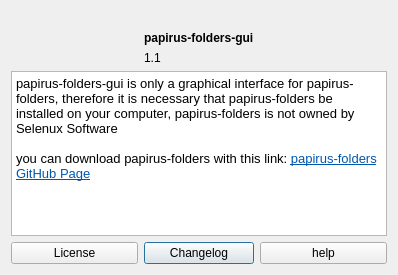
Old version of the form papirus-folders-gui/secdialog.ui in the repository ItzSelenux/papirus-folders-gui.
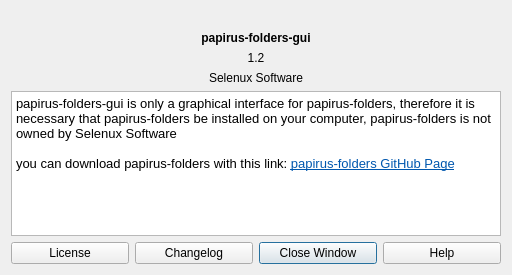
New version of the form. Icons and pictures are not drawn.

```diff
--- a/papirus-folders-gui/secdialog.ui
+++ b/papirus-folders-gui/secdialog.ui
@@ -6,14 +6,14 @@
    <rect>
     <x>0</x>
     <y>0</y>
-    <width>398</width>
+    <width>512</width>
     <height>275</height>
    </rect>
   </property>
   <property name="minimumSize">
    <size>
-    <width>64</width>
-    <height>64</height>
+    <width>512</width>
+    <height>275</height>
    </size>
   </property>
   <property name="windowTitle">
@@ -24,34 +24,38 @@
     <normaloff>:/colors.png</normaloff>:/colors.png</iconset>
   </property>
   <layout class="QGridLayout" name="gridLayout">
-   <item row="4" column="2">
-    <widget class="QPushButton" name="pushButton">
+   <item row="5" column="2">
+    <widget class="QPushButton" name="close">
      <property name="text">
-      <string>Changelog</string>
+      <string>Close Window</string>
      </property>
     </widget>
    </item>
-   <item row="2" column="2">
-    <widget class="QLabel" name="label">
+   <item row="5" column="0">
+    <widget class="QPushButton" name="license">
      <property name="text">
-      <string>1.1</string>
+      <string>License</string>
      </property>
     </widget>
    </item>
-   <item row="3" column="0" colspan="5">
-    <widget class="QTextBrowser" name="textBrowser">
-     <property name="html">
-      <string>&lt;!DOCTYPE HTML PUBLIC &quot;-//W3C//DTD HTML 4.0//EN&quot; &quot;http://www.w3.org/TR/REC-html40/strict.dtd&quot;&gt;
-&lt;html&gt;&lt;head&gt;&lt;meta name=&quot;qrichtext&quot; content=&quot;1&quot; /&gt;&lt;style type=&quot;text/css&quot;&gt;
-p, li { white-space: pre-wrap; }
-&lt;/style&gt;&lt;/head&gt;&lt;body style=&quot; font-family:'Cantarell'; font-size:10pt; font-weight:400; font-style:normal;&quot;&gt;
-&lt;p style=&quot; margin-top:0px; margin-bottom:0px; margin-left:0px; margin-right:0px; -qt-block-indent:0; text-indent:0px;&quot;&gt;papirus-folders-gui is only a graphical interface for papirus-folders, therefore it is necessary that papirus-folders be installed on your computer, papirus-folders is not owned by Selenux Software&lt;/p&gt;
-&lt;p style=&quot;-qt-paragraph-type:empty; margin-top:0px; margin-bottom:0px; margin-left:0px; margin-right:0px; -qt-block-indent:0; text-indent:0px;&quot;&gt;&lt;br /&gt;&lt;/p&gt;
-&lt;p style=&quot; margin-top:0px; margin-bottom:0px; margin-left:0px; margin-right:0px; -qt-block-indent:0; text-indent:0px;&quot;&gt;you can download papirus-folders with this link: &lt;a href=&quot;you can install papirus-folders with this link&quot;&gt;&lt;span style=&quot; text-decoration: underline; color:#0057ae;&quot;&gt;papirus-folders GitHub Page&lt;/span&gt;&lt;/a&gt;&lt;/p&gt;&lt;/body&gt;&lt;/html&gt;</string>
+   <item row="5" column="3">
+    <widget class="QPushButton" name="help">
+     <property name="text">
+      <string>Help</string>
      </property>
     </widget>
    </item>
-   <item row="1" column="2">
+   <item row="3" column="1" colspan="2">
+    <widget class="QLabel" name="label_2">
+     <property name="text">
+      <string>Selenux Software</string>
+     </property>
+     <property name="alignment">
+      <set>Qt::AlignCenter</set>
+     </property>
+    </widget>
+   </item>
+   <item row="1" column="1" colspan="2">
     <widget class="QLabel" name="name">
      <property name="font">
       <font>
@@ -62,32 +66,54 @@
      <property name="text">
       <string>papirus-folders-gui</string>
      </property>
+     <property name="alignment">
+      <set>Qt::AlignCenter</set>
+     </property>
      <property name="buddy">
       <cstring>name</cstring>
      </property>
     </widget>
    </item>
-   <item row="4" column="0" colspan="2">
-    <widget class="QPushButton" name="license">
+   <item row="5" column="1">
+    <widget class="QPushButton" name="pushButton">
      <property name="text">
-      <string>License</string>
+      <string>Changelog</string>
      </property>
     </widget>
    </item>
-   <item row="4" column="3" colspan="2">
-    <widget class="QPushButton" name="help">
-     <property name="text">
-      <string>help</string>
+   <item row="4" column="0" colspan="4">
+    <widget class="QTextBrowser" name="textBrowser">
+     <property name="html">
+      <string>&lt;!DOCTYPE HTML PUBLIC &quot;-//W3C//DTD HTML 4.0//EN&quot; &quot;http://www.w3.org/TR/REC-html40/strict.dtd&quot;&gt;
+&lt;html&gt;&lt;head&gt;&lt;meta name=&quot;qrichtext&quot; content=&quot;1&quot; /&gt;&lt;style type=&quot;text/css&quot;&gt;
+p, li { white-space: pre-wrap; }
+&lt;/style&gt;&lt;/head&gt;&lt;body style=&quot; font-family:'Ubuntu'; font-size:11pt; font-weight:400; font-style:normal;&quot;&gt;
+&lt;p style=&quot; margin-top:0px; margin-bottom:0px; margin-left:0px; margin-right:0px; -qt-block-indent:0; text-indent:0px;&quot;&gt;&lt;span style=&quot; font-family:'Cantarell'; font-size:10pt;&quot;&gt;papirus-folders-gui is only a graphical interface for papirus-folders, therefore it is necessary that papirus-folders be installed on your computer, papirus-folders is not owned by Selenux Software&lt;/span&gt;&lt;/p&gt;
+&lt;p style=&quot;-qt-paragraph-type:empty; margin-top:0px; margin-bottom:0px; margin-left:0px; margin-right:0px; -qt-block-indent:0; text-indent:0px; font-family:'Cantarell'; font-size:10pt;&quot;&gt;&lt;br /&gt;&lt;/p&gt;
+&lt;p style=&quot; margin-top:0px; margin-bottom:0px; margin-left:0px; margin-right:0px; -qt-block-indent:0; text-indent:0px;&quot;&gt;&lt;span style=&quot; font-family:'Cantarell'; font-size:10pt;&quot;&gt;you can download papirus-folders with this link: &lt;/span&gt;&lt;a href=&quot;you can install papirus-folders with this link&quot;&gt;&lt;span style=&quot; font-family:'Cantarell'; font-size:10pt; text-decoration: underline; color:#0057ae;&quot;&gt;papirus-folders GitHub Page&lt;/span&gt;&lt;/a&gt;&lt;/p&gt;&lt;/body&gt;&lt;/html&gt;</string>
      </property>
     </widget>
    </item>
-   <item row="0" column="2">
+   <item row="0" column="1" colspan="2">
     <widget class="QLabel" name="label_pic">
      <property name="text">
       <string/>
      </property>
      <property name="pixmap">
       <pixmap resource="traducciones.qrc">:/colors.png</pixmap>
+     </property>
+     <property name="alignment">
+      <set>Qt::AlignCenter</set>
+     </property>
+    </widget>
+   </item>
+   <item row="2" column="1" colspan="2">
+    <widget class="QLabel" name="label">
+     <property name="text">
+      <string>1.2</string>
+     </property>
+     <property name="alignment">
+      <set>Qt::AlignCenter</set>
      </property>
     </widget>
    </item>
```
